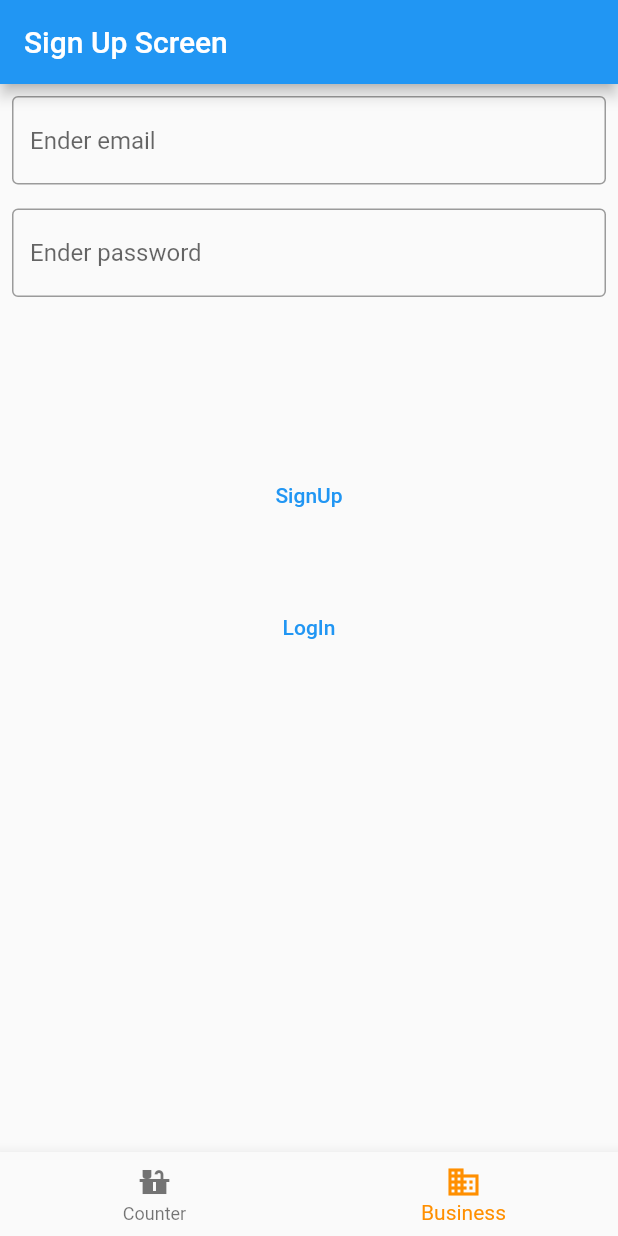
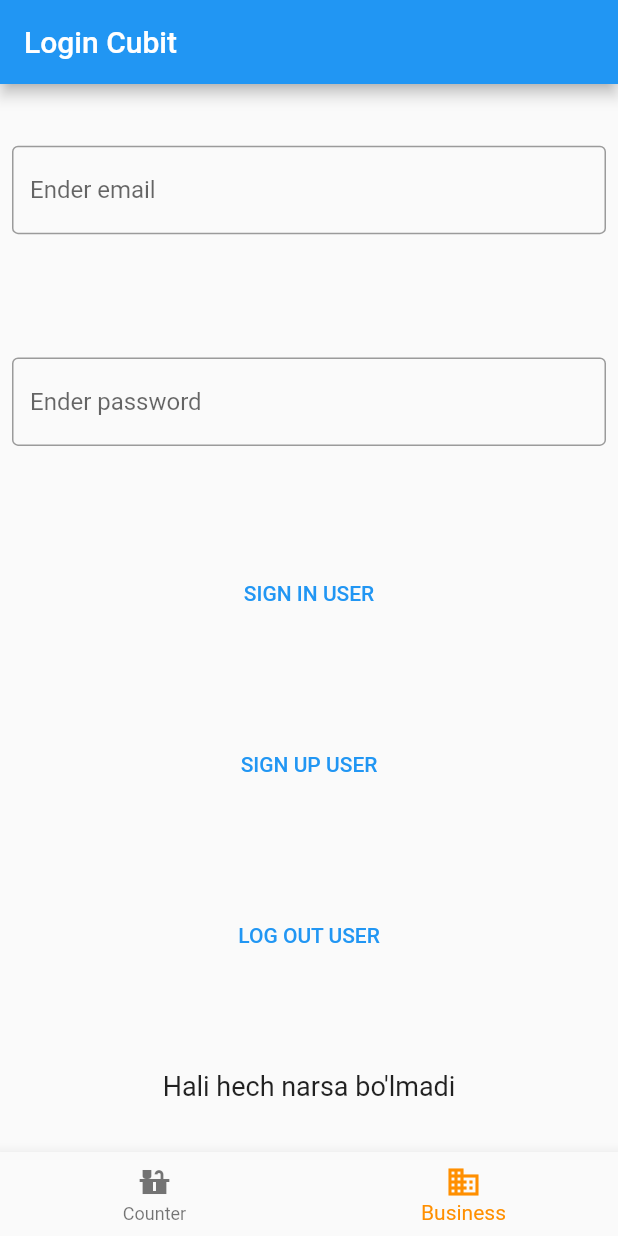
Before and after one commit to ravshan1119/bloc_pratice, a Flutter app: the screen it shows after launch, item 2 of the bottom bar chosen, on a phone screen of 412 x 824 dp. Run offline on Flutter 3.47's test engine with Material 2 defaults, Android fonts, the phone set to English and light mode, and no system bars; our stand-ins replace firebase_auth, firebase_core, flutter_bloc; accounts and stored records are empty.

Commit message:
same changes

```diff
--- a/lib/cubits/firebase_auth/signup_state.dart
+++ b/lib/cubits/firebase_auth/signup_state.dart
@@ -1,20 +1,47 @@
 
+//
+// class SignUpState {
+//   final String email;
+//   final String password;
+//
+//   SignUpState({
+//     required this.email,
+//     required this.password,
+//   });
+//
+//   SignUpState copyWith({
+//     String? email,
+//     String? password,
+//   }) =>
+//       SignUpState(
+//         email: email ?? this.email,
+//         password: password ?? this.password,
+//       );
+// }
 
-class SignUpState {
-  final String email;
+class LoginState {}
+
+class InitialState extends LoginState {}
+
+class SignInState extends LoginState {
+  final String login;
+  final String password;
+
+  SignInState({required this.login, required this.password});
+}
+
+class SignUpState extends LoginState {
+  final String login;
+  final String username;
   final String password;
 
   SignUpState({
-    required this.email,
+    required this.login,
     required this.password,
+    required this.username,
   });
+}
 
-  SignUpState copyWith({
-    String? email,
-    String? password,
-  }) =>
-      SignUpState(
-        email: email ?? this.email,
-        password: password ?? this.password,
-      );
-}
+class LoggedState extends LoginState {}
+
+class UnAuthenticatedState extends LoginState {}
--- a/lib/main.dart
+++ b/lib/main.dart
@@ -1,5 +1,6 @@
 import 'package:bloc_pratice/cubits/firebase_auth/signup_cubit.dart';
 import 'package:bloc_pratice/cubits/tab/tab_cubit.dart';
+import 'package:bloc_pratice/ui/auth/signup_screen.dart';
 import 'package:bloc_pratice/ui/tab/tab_box.dart';
 import 'package:firebase_core/firebase_core.dart';
 import 'package:flutter/material.dart';
@@ -28,7 +29,7 @@ class App extends StatelessWidget {
         lazy: true,
       ),
       BlocProvider(
-        create: (_) => SignUpCubit(),
+        create: (_) => LoginCubit(),
         lazy: true,
       )
     ], child: const MyApp());
--- a/lib/ui/auth/signup_screen.dart
+++ b/lib/ui/auth/signup_screen.dart
@@ -11,17 +11,18 @@ class SignUpScreen extends StatefulWidget {
 }
 
 class _SignUpScreenState extends State<SignUpScreen> {
+
   TextEditingController emailController = TextEditingController();
   TextEditingController passwordController = TextEditingController();
 
   @override
   Widget build(BuildContext context) {
     return Scaffold(
-      appBar: AppBar(
-        title: const Text("Sign Up Screen"),
-      ),
-      body: BlocBuilder<SignUpCubit, SignUpState>(builder: (context, state) {
-        return Column(
+      appBar: AppBar(title: const Text("Login Cubit"),),
+      body: SizedBox(
+        width: double.infinity,
+        child: Column(
+          mainAxisAlignment: MainAxisAlignment.spaceAround,
           children: [
             Padding(
               padding: const EdgeInsets.all(8.0),
@@ -45,13 +46,32 @@ class _SignUpScreenState extends State<SignUpScreen> {
                 ),
               ),
             ),
-            const SizedBox(height: 100),
             TextButton(
               onPressed: () {
                 if (emailController.text != "" &&
                     passwordController.text != "") {
-                    BlocProvider.of<SignUpCubit>(context)
-                        .signup(emailController.text, passwordController.text);
+                  BlocProvider.of<LoginCubit>(context)
+                      .signIn(emailController.text, passwordController.text);
+                  emailController.clear();
+                  passwordController.clear();
+                  ScaffoldMessenger.of(context).showSnackBar(
+                      const SnackBar(content: Text("User LogIn qildi!")));
+                } else {
+                  ScaffoldMessenger.of(context).showSnackBar(
+                      const SnackBar(content: Text("password or email empty")));
+                }
+                BlocProvider.of<LoginCubit>(context).signIn(
+                    "login", "password");
+              },
+              child: const Text("SIGN IN USER"),
+            ),
+            TextButton(
+              onPressed: () {
+                if (emailController.text != "" &&
+                    passwordController.text != "") {
+                  BlocProvider.of<LoginCubit>(context)
+                      .signUp(emailController.text, passwordController.text,
+                      emailController.text);
                   emailController.clear();
                   passwordController.clear();
                   ScaffoldMessenger.of(context).showSnackBar(
@@ -60,30 +80,52 @@ class _SignUpScreenState extends State<SignUpScreen> {
                   ScaffoldMessenger.of(context).showSnackBar(
                       const SnackBar(content: Text("password or email empty")));
                 }
+                BlocProvider.of<LoginCubit>(context)
+                    .signUp("login", "password", "username");
               },
-                child: const Text("SignUp")),
-
-            const SizedBox(height: 40),
+              child: const Text("SIGN UP USER"),
+            ),
             TextButton(
               onPressed: () {
-                  if (emailController.text != "" &&
-                      passwordController.text != "") {
-                    BlocProvider.of<SignUpCubit>(context)
-                        .login(emailController.text, passwordController.text);
-                    emailController.clear();
-                    passwordController.clear();
-                    ScaffoldMessenger.of(context).showSnackBar(
-                        const SnackBar(content: Text("User LogIn qildi!")));
-                  } else {
-                    ScaffoldMessenger.of(context).showSnackBar(
-                        const SnackBar(content: Text("password or email empty")));
+                BlocProvider.of<LoginCubit>(context).logOutUser();
+              },
+              child: const Text("LOG OUT USER"),
+            ),
+            BlocBuilder<LoginCubit, LoginState>(builder: (context, state) {
+              if (state is InitialState) {
+                return const Text(
+                  "Hali hech narsa bo'lmadi",
+                  style: TextStyle(fontSize: 18),
+                );
               }
-                },
-                child: const Text("LogIn")),
+              if (state is SignInState) {
+                return const Text(
+                  "Foydalanuvchi Sign In qilyapdi",
+                  style: TextStyle(fontSize: 18),
+                );
+              }
 
+              if (state is SignUpState) {
+                return const Text(
+                  "Foydalanuvchi Register qilyapdi",
+                  style: TextStyle(fontSize: 18),
+                );
+              }
+
+              if (state is LoggedState) {
+                return const Text(
+                  "Foydalanuvchi Muvaffaqiyatli Authenticated bo'ldi",
+                  style: TextStyle(fontSize: 18),
+                );
+              }
+              return const Text(
+                "Foydalanuvchi LOGGED OUT",
+                style: TextStyle(fontSize: 18),
+              );
+            })
           ],
-        );
-      }),
+        ),
+      ),
     );
   }
 }
```
Also changed, not shown: lib/cubits/firebase_auth/signup_cubit.dart (+87 -22 lines). Lines whose indentation alone changed are shown as unchanged.
